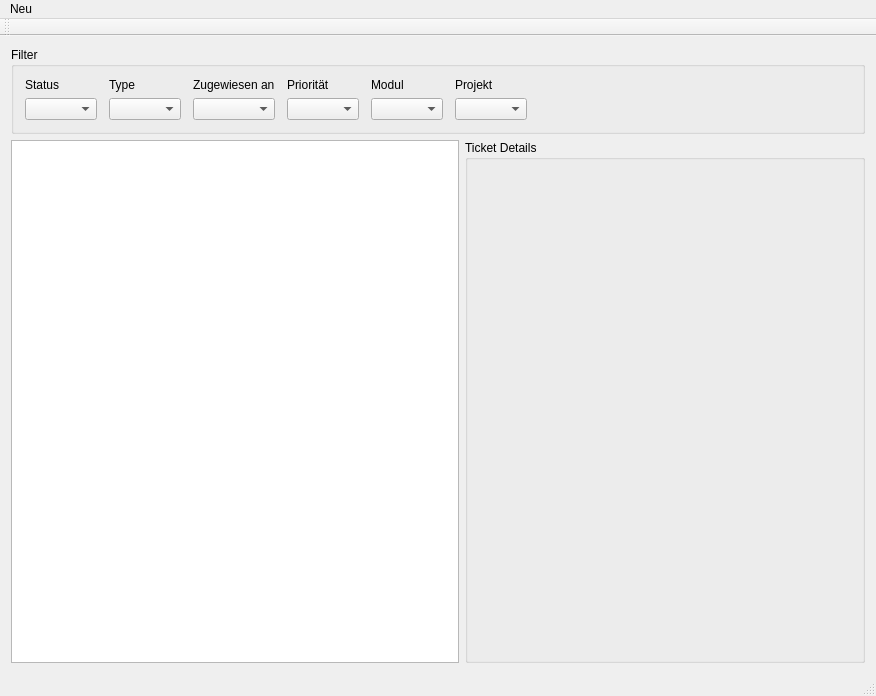
ghannami/TicketSystem, file mainwindow.ui: the form before one commit.
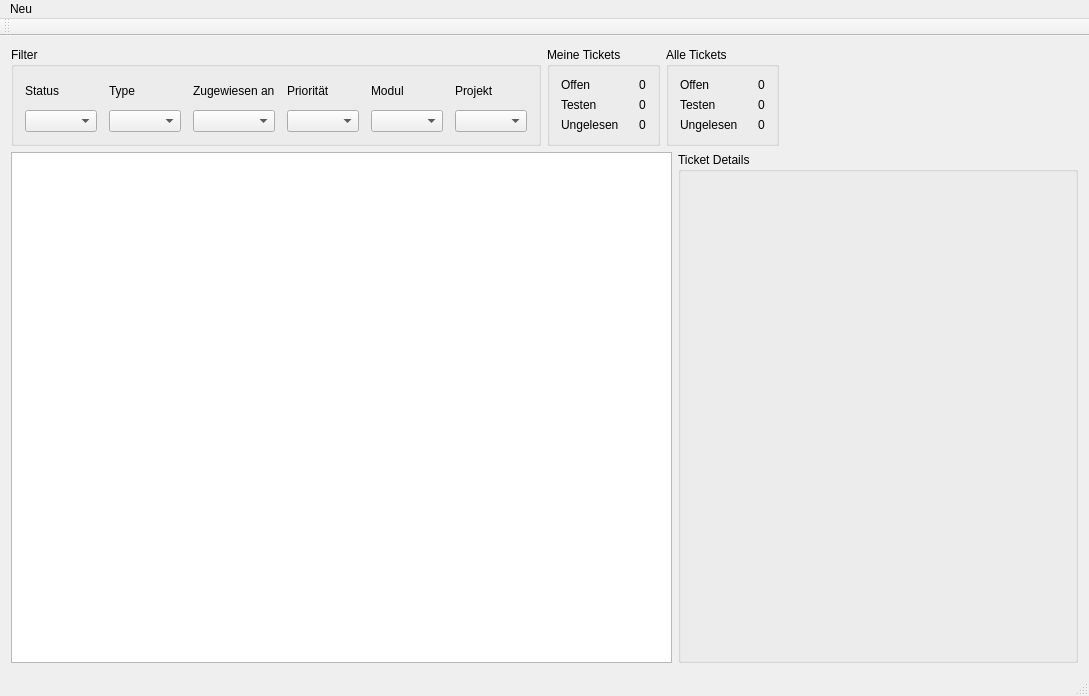
The form after the commit. Icons and pictures are not drawn.

What changed in the file:
```diff
--- a/mainwindow.ui
+++ b/mainwindow.ui
@@ -6,7 +6,7 @@
    <rect>
     <x>0</x>
     <y>0</y>
-    <width>876</width>
+    <width>1089</width>
     <height>696</height>
    </rect>
   </property>
@@ -20,6 +20,8 @@
   <widget class="QWidget" name="centralWidget">
    <layout class="QVBoxLayout" name="verticalLayout">
     <item>
+     <layout class="QHBoxLayout" name="horizontalLayout_2">
+      <item>
      <widget class="QGroupBox" name="groupBox">
       <property name="title">
        <string>Filter</string>
@@ -88,7 +90,118 @@
          </property>
         </widget>
        </item>
-       <item row="1" column="6">
+        </layout>
+       </widget>
+      </item>
+      <item>
+       <widget class="QGroupBox" name="groupBox_2">
+        <property name="title">
+         <string>Meine Tickets</string>
+        </property>
+        <layout class="QGridLayout" name="gridLayout_2">
+         <property name="horizontalSpacing">
+          <number>20</number>
+         </property>
+         <item row="0" column="0">
+          <widget class="QLabel" name="label_7">
+           <property name="text">
+            <string>Offen</string>
+           </property>
+          </widget>
+         </item>
+         <item row="1" column="0">
+          <widget class="QLabel" name="label2">
+           <property name="text">
+            <string>Testen</string>
+           </property>
+          </widget>
+         </item>
+         <item row="2" column="0">
+          <widget class="QLabel" name="label3">
+           <property name="text">
+            <string>Ungelesen</string>
+           </property>
+          </widget>
+         </item>
+         <item row="0" column="1">
+          <widget class="QLabel" name="myOpen">
+           <property name="text">
+            <string>0</string>
+           </property>
+          </widget>
+         </item>
+         <item row="1" column="1">
+          <widget class="QLabel" name="myTest">
+           <property name="text">
+            <string>0</string>
+           </property>
+          </widget>
+         </item>
+         <item row="2" column="1">
+          <widget class="QLabel" name="myUnread">
+           <property name="text">
+            <string>0</string>
+           </property>
+          </widget>
+         </item>
+        </layout>
+       </widget>
+      </item>
+      <item>
+       <widget class="QGroupBox" name="groupBox_3">
+        <property name="title">
+         <string>Alle Tickets</string>
+        </property>
+        <layout class="QGridLayout" name="gridLayout_3">
+         <property name="horizontalSpacing">
+          <number>20</number>
+         </property>
+         <item row="1" column="1">
+          <widget class="QLabel" name="allTest">
+           <property name="text">
+            <string>0</string>
+           </property>
+          </widget>
+         </item>
+         <item row="0" column="1">
+          <widget class="QLabel" name="allOpen">
+           <property name="text">
+            <string>0</string>
+           </property>
+          </widget>
+         </item>
+         <item row="0" column="0">
+          <widget class="QLabel" name="label_8">
+           <property name="text">
+            <string>Offen</string>
+           </property>
+          </widget>
+         </item>
+         <item row="1" column="0">
+          <widget class="QLabel" name="label_9">
+           <property name="text">
+            <string>Testen</string>
+           </property>
+          </widget>
+         </item>
+         <item row="2" column="1">
+          <widget class="QLabel" name="allUnread">
+           <property name="text">
+            <string>0</string>
+           </property>
+          </widget>
+         </item>
+         <item row="2" column="0">
+          <widget class="QLabel" name="label_10">
+           <property name="text">
+            <string>Ungelesen</string>
+           </property>
+          </widget>
+         </item>
+        </layout>
+       </widget>
+      </item>
+      <item>
         <spacer name="horizontalSpacer">
          <property name="orientation">
           <enum>Qt::Horizontal</enum>
@@ -101,8 +214,8 @@
          </property>
         </spacer>
        </item>
-       <item row="1" column="7">
-        <widget class="QLabel" name="logo">
+      <item>
+       <widget class="QLabel" name="logoLabel">
          <property name="text">
           <string/>
          </property>
@@ -112,7 +225,6 @@
         </widget>
        </item>
       </layout>
-     </widget>
     </item>
     <item>
      <layout class="QHBoxLayout" name="horizontalLayout">
@@ -157,7 +269,7 @@
     <rect>
      <x>0</x>
      <y>0</y>
-     <width>876</width>
+     <width>1089</width>
      <height>21</height>
     </rect>
    </property>
```
Left out of the diff: 58 changed lines with no effect on the pictures. Lines whose indentation alone changed are shown as unchanged.
